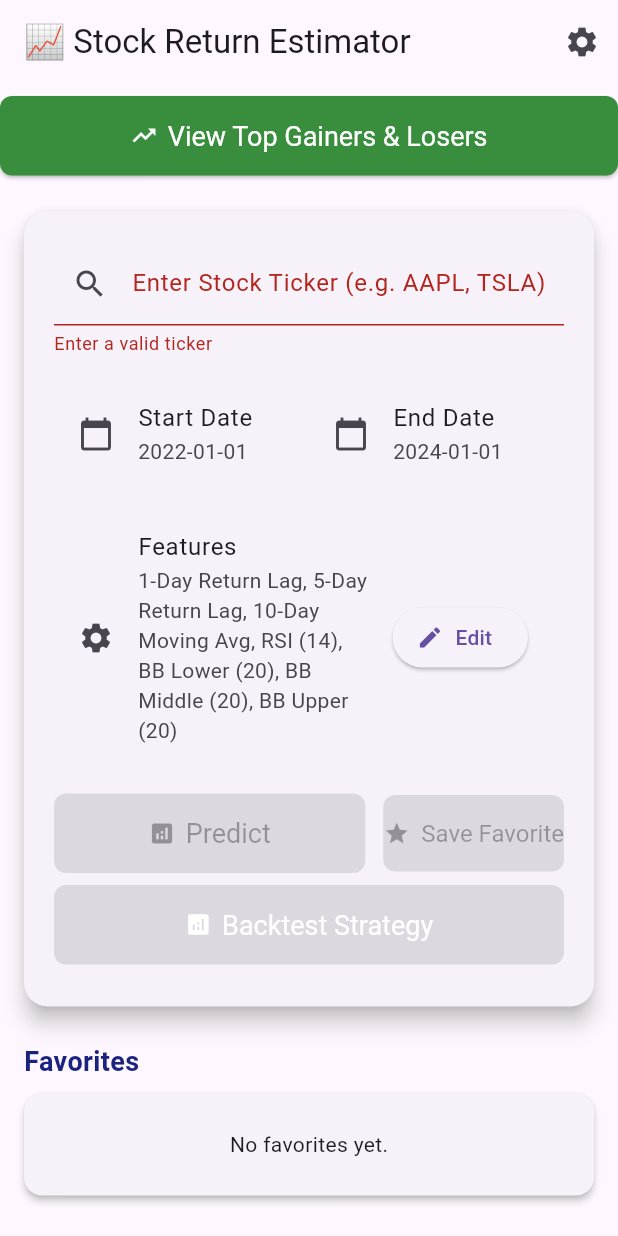
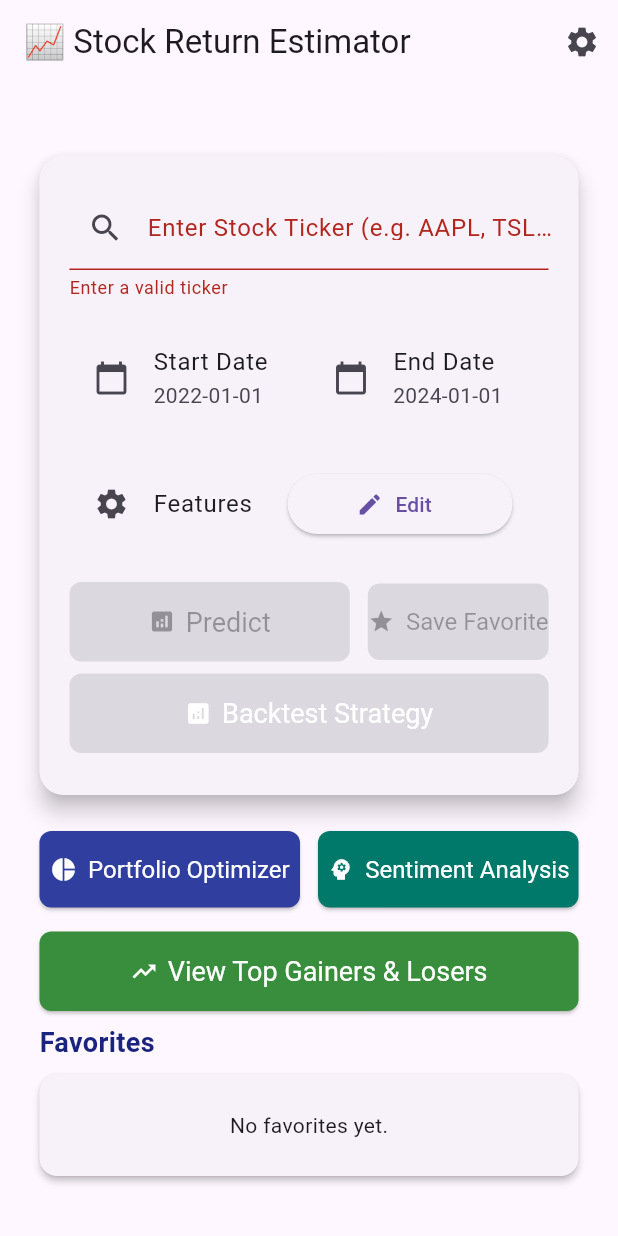
Before and after one commit to Sanidhya49/GiltGenius, a Flutter app: the screen it shows after launch, on a phone screen of 412 x 824 dp. Run offline on Flutter 3.47's test engine with Material 3 defaults, Android fonts, the phone set to English and light mode, and no system bars; our stand-ins replace fl_chart, share_plus, shared_preferences.

Commit message:
Edit the home page

```diff
--- a/stock_return_estimator_app/lib/pages/home_page.dart
+++ b/stock_return_estimator_app/lib/pages/home_page.dart
@@ -180,32 +180,12 @@ class _HomePageState extends State<HomePage> {
       ),
       body: Center(
         child: SingleChildScrollView(
+          child: FractionallySizedBox(
+            widthFactor: 0.95,
             child: Column(
               mainAxisSize: MainAxisSize.min,
+              mainAxisAlignment: MainAxisAlignment.center,
               children: [
-              Padding(
-                padding: const EdgeInsets.symmetric(vertical: 8.0),
-                child: SizedBox(
-                  width: double.infinity,
-                  child: ElevatedButton.icon(
-                    icon: const Icon(Icons.trending_up, color: Colors.white),
-                    label: const Text(
-                      'View Top Gainers & Losers',
-                      style: TextStyle(color: Colors.white),
-                    ),
-                    style: ElevatedButton.styleFrom(
-                      backgroundColor: Colors.green[700],
-                      padding: const EdgeInsets.symmetric(vertical: 16),
-                      textStyle: const TextStyle(fontSize: 18),
-                      shape: RoundedRectangleBorder(
-                        borderRadius: BorderRadius.circular(8),
-                      ),
-                    ),
-                    onPressed: () =>
-                        Navigator.pushNamed(context, '/top_gainers'),
-                  ),
-                ),
-              ),
                 Card(
                   elevation: 6,
                   margin: const EdgeInsets.all(16),
@@ -282,16 +262,14 @@ class _HomePageState extends State<HomePage> {
                         const SizedBox(height: 20),
                         ListTile(
                           title: const Text('Features'),
-                        subtitle: Text(
-                          selectedFeatures
-                              .map((f) => featureLabels[f] ?? f)
-                              .join(', '),
-                        ),
                           leading: const Icon(Icons.settings),
-                        trailing: ElevatedButton.icon(
+                          trailing: SizedBox(
+                            width: 150,
+                            child: ElevatedButton.icon(
                               icon: const Icon(Icons.edit),
                               label: const Text('Edit'),
                               onPressed: showFeatureSelector,
+                            ),
                           ),
                         ),
                         const SizedBox(height: 24),
@@ -309,7 +287,9 @@ class _HomePageState extends State<HomePage> {
                               child: ElevatedButton.icon(
                                 icon: const Icon(Icons.analytics),
                                 label: const Text("Predict"),
-                              onPressed: isFormValid ? _onPredictPressed : null,
+                                onPressed: isFormValid
+                                    ? _onPredictPressed
+                                    : null,
                                 style: ElevatedButton.styleFrom(
                                   padding: const EdgeInsets.symmetric(
                                     vertical: 16,
@@ -331,7 +311,9 @@ class _HomePageState extends State<HomePage> {
                               style: ElevatedButton.styleFrom(
                                 backgroundColor: Colors.amber[700],
                                 foregroundColor: Colors.black,
-                              padding: const EdgeInsets.symmetric(vertical: 16),
+                                padding: const EdgeInsets.symmetric(
+                                  vertical: 16,
+                                ),
                                 textStyle: const TextStyle(fontSize: 16),
                                 shape: RoundedRectangleBorder(
                                   borderRadius: BorderRadius.circular(8),
@@ -355,7 +337,9 @@ class _HomePageState extends State<HomePage> {
                               ),
                               style: ElevatedButton.styleFrom(
                                 backgroundColor: Colors.indigo[700],
-                              padding: const EdgeInsets.symmetric(vertical: 16),
+                                padding: const EdgeInsets.symmetric(
+                                  vertical: 16,
+                                ),
                                 textStyle: const TextStyle(fontSize: 18),
                                 shape: RoundedRectangleBorder(
                                   borderRadius: BorderRadius.circular(8),
@@ -392,7 +376,77 @@ class _HomePageState extends State<HomePage> {
                     ),
                   ),
                 ),
-              const SizedBox(height: 8),
+                Padding(
+                  padding: const EdgeInsets.symmetric(
+                    vertical: 8.0,
+                    horizontal: 16.0,
+                  ),
+                  child: Row(
+                    children: [
+                      Expanded(
+                        child: ElevatedButton.icon(
+                          icon: const Icon(Icons.pie_chart),
+                          label: const Text('Portfolio Optimizer'),
+                          onPressed: () =>
+                              Navigator.pushNamed(context, '/portfolio'),
+                          style: ElevatedButton.styleFrom(
+                            backgroundColor: Colors.indigo[700],
+                            foregroundColor: Colors.white,
+                            padding: const EdgeInsets.symmetric(vertical: 16),
+                            textStyle: const TextStyle(fontSize: 16),
+                            shape: RoundedRectangleBorder(
+                              borderRadius: BorderRadius.circular(8),
+                            ),
+                          ),
+                        ),
+                      ),
+                      const SizedBox(width: 12),
+                      Expanded(
+                        child: ElevatedButton.icon(
+                          icon: const Icon(Icons.psychology),
+                          label: const Text('Sentiment Analysis'),
+                          onPressed: () =>
+                              Navigator.pushNamed(context, '/sentiment'),
+                          style: ElevatedButton.styleFrom(
+                            backgroundColor: Colors.teal[700],
+                            foregroundColor: Colors.white,
+                            padding: const EdgeInsets.symmetric(vertical: 16),
+                            textStyle: const TextStyle(fontSize: 16),
+                            shape: RoundedRectangleBorder(
+                              borderRadius: BorderRadius.circular(8),
+                            ),
+                          ),
+                        ),
+                      ),
+                    ],
+                  ),
+                ),
+                Padding(
+                  padding: const EdgeInsets.symmetric(
+                    vertical: 8.0,
+                    horizontal: 16.0,
+                  ),
+                  child: SizedBox(
+                    width: double.infinity,
+                    child: ElevatedButton.icon(
+                      icon: const Icon(Icons.trending_up, color: Colors.white),
+                      label: const Text(
+                        'View Top Gainers & Losers',
+                        style: TextStyle(color: Colors.white),
+                      ),
+                      style: ElevatedButton.styleFrom(
+                        backgroundColor: Colors.green[700],
+                        padding: const EdgeInsets.symmetric(vertical: 16),
+                        textStyle: const TextStyle(fontSize: 18),
+                        shape: RoundedRectangleBorder(
+                          borderRadius: BorderRadius.circular(8),
+                        ),
+                      ),
+                      onPressed: () =>
+                          Navigator.pushNamed(context, '/top_gainers'),
+                    ),
+                  ),
+                ),
                 Padding(
                   padding: const EdgeInsets.symmetric(horizontal: 16),
                   child: Align(
@@ -409,7 +463,10 @@ class _HomePageState extends State<HomePage> {
                 ),
                 Card(
                   elevation: 2,
-                margin: const EdgeInsets.symmetric(horizontal: 16, vertical: 8),
+                  margin: const EdgeInsets.symmetric(
+                    horizontal: 16,
+                    vertical: 8,
+                  ),
                   child: isLoadingFavorites
                       ? const Padding(
                           padding: EdgeInsets.all(24),
@@ -446,7 +503,10 @@ class _HomePageState extends State<HomePage> {
                                 color: Colors.amber,
                               ),
                               trailing: IconButton(
-                              icon: const Icon(Icons.delete, color: Colors.red),
+                                icon: const Icon(
+                                  Icons.delete,
+                                  color: Colors.red,
+                                ),
                                 onPressed: () => deleteFavorite(index),
                                 tooltip: 'Delete',
                               ),
@@ -455,42 +515,8 @@ class _HomePageState extends State<HomePage> {
                           },
                         ),
                 ),
-              const SizedBox(height: 24),
-              Padding(
-                padding: const EdgeInsets.symmetric(vertical: 8),
-                child: ElevatedButton.icon(
-                  icon: const Icon(Icons.pie_chart),
-                  label: const Text('Portfolio Optimizer'),
-                  onPressed: () => Navigator.pushNamed(context, '/portfolio'),
-                  style: ElevatedButton.styleFrom(
-                    backgroundColor: Colors.indigo[700],
-                    foregroundColor: Colors.white,
-                    padding: const EdgeInsets.symmetric(vertical: 16),
-                    textStyle: const TextStyle(fontSize: 18),
-                    shape: RoundedRectangleBorder(
-                      borderRadius: BorderRadius.circular(8),
+              ],
             ),
-                  ),
-                ),
-              ),
-              Padding(
-                padding: const EdgeInsets.symmetric(vertical: 8),
-                child: ElevatedButton.icon(
-                  icon: const Icon(Icons.psychology),
-                  label: const Text('Sentiment Analysis'),
-                  onPressed: () => Navigator.pushNamed(context, '/sentiment'),
-                  style: ElevatedButton.styleFrom(
-                    backgroundColor: Colors.teal[700],
-                    foregroundColor: Colors.white,
-                    padding: const EdgeInsets.symmetric(vertical: 16),
-                    textStyle: const TextStyle(fontSize: 18),
-                    shape: RoundedRectangleBorder(
-                      borderRadius: BorderRadius.circular(8),
-                    ),
-                  ),
-                ),
-              ),
-            ],
           ),
         ),
       ),
```
Also changed, not shown: 1 other file. Lines whose indentation alone changed are shown as unchanged.
